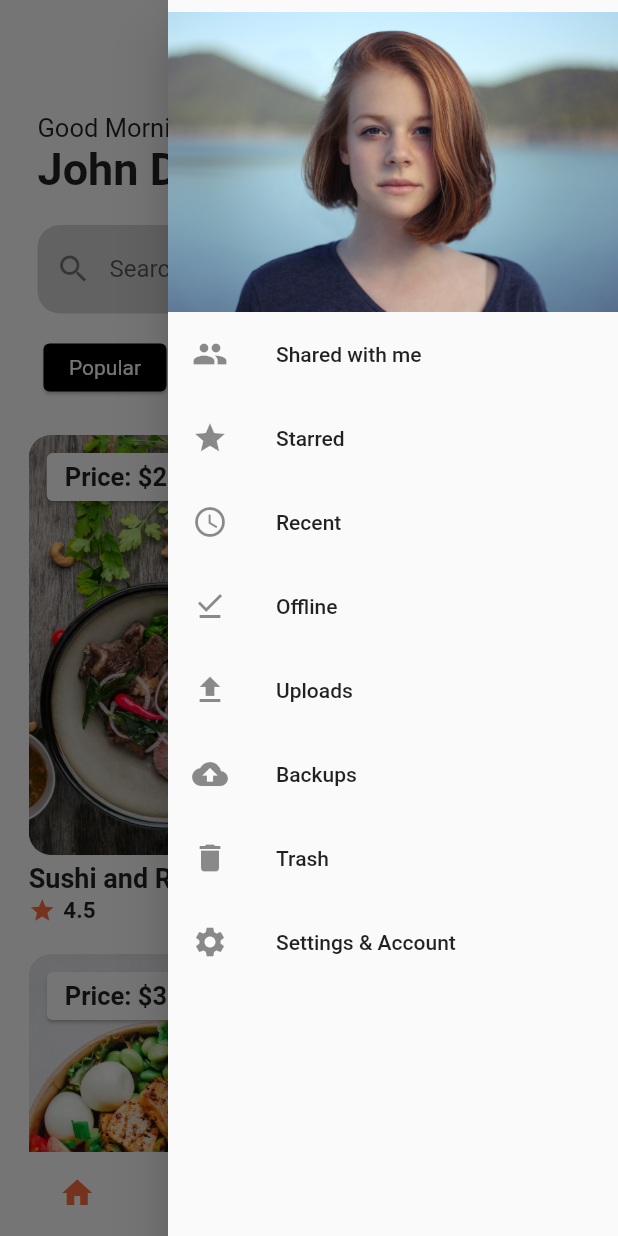
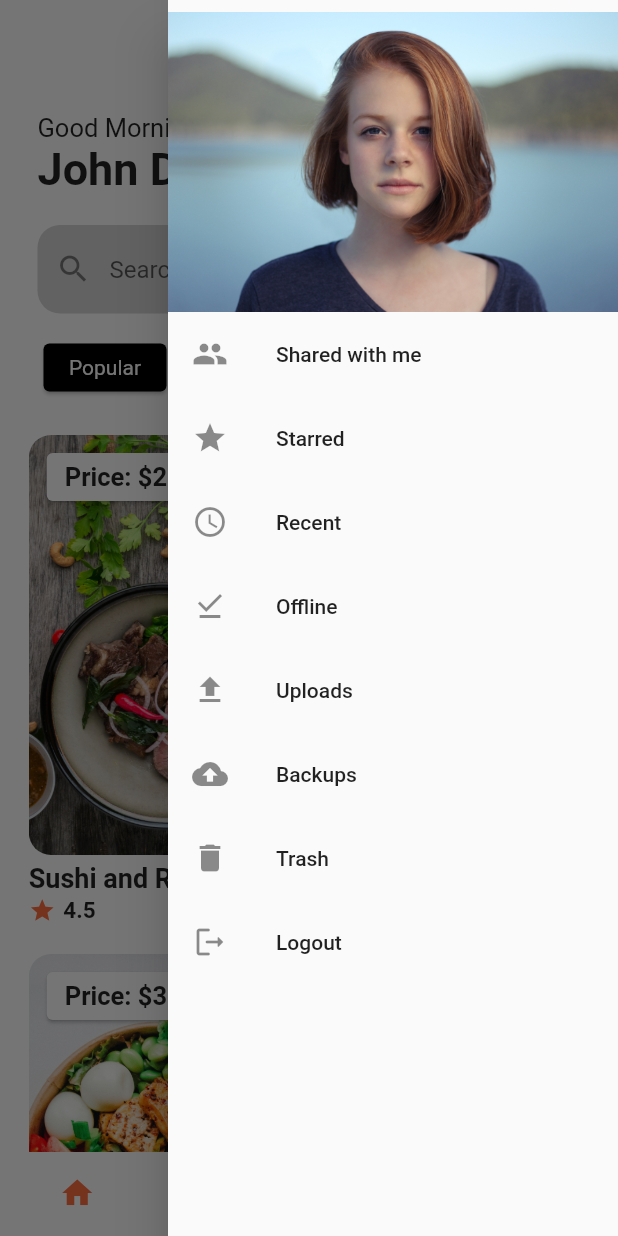
Before and after one commit to Daniel-16/30-days-of-flutter, a Flutter app: the HomePage screen opened directly, with the side drawer open, on a phone screen of 412 x 824 dp. Run offline on Flutter 3.47's test engine with Material 2 defaults, Android fonts, the phone set to English and light mode, and no system bars.

Commit message:
feat: logout and login authentication

```diff
--- a/lib/pages/drawer.dart
+++ b/lib/pages/drawer.dart
@@ -42,9 +42,12 @@ class DrawerWidget extends StatelessWidget {
               title: Text("Trash"),
               leading: Icon(Icons.delete),
             ),
-            const ListTile(
-              title: Text("Settings & Account"),
-              leading: Icon(Icons.settings),
+            ListTile(
+              onTap: () {
+                Navigator.pushNamed(context, '/login');
+              },
+              title: const Text("Logout"),
+              leading: const Icon(Icons.logout_rounded),
             ),
           ],
         ),
--- a/lib/pages/home_page.dart
+++ b/lib/pages/home_page.dart
@@ -58,27 +58,31 @@ class _HomePageState extends State<HomePage> {
                             _scaffoldKey.currentState!.openEndDrawer();
                           }),
                           child: const CircleAvatar(
-                              backgroundColor: Colors.grey,
-                              child: Icon(Icons.person, color: Colors.black54)),
+                            backgroundColor: Colors.grey,
+                            backgroundImage: AssetImage("assets/person.jpg"),
+                          ),
                         ),
                       ],
                     ),
                     const SizedBox(
                       height: 20,
                     ),
-                    const SizedBox(
+                    SizedBox(
                       height: 65,
                       child: TextField(
                         decoration: InputDecoration(
                             filled: true,
-                            fillColor: Color.fromARGB(255, 214, 214, 214),
-                            enabledBorder: OutlineInputBorder(
+                            fillColor: const Color.fromARGB(255, 214, 214, 214),
+                            focusedBorder: OutlineInputBorder(
+                                borderRadius: BorderRadius.circular(15),
+                                borderSide: BorderSide.none),
+                            enabledBorder: const OutlineInputBorder(
                                 borderRadius:
                                     BorderRadius.all(Radius.circular(15)),
                                 borderSide: BorderSide.none),
-                            labelText: "Search here...",
-                            prefixIcon: Icon(Icons.search),
-                            suffixIcon: Icon(Icons.sort_sharp)),
+                            hintText: "Search here...",
+                            prefixIcon: const Icon(Icons.search),
+                            suffixIcon: const Icon(Icons.sort_sharp)),
                       ),
                     ),
                     const SizedBox(
--- a/lib/pages/signup_screen.dart
+++ b/lib/pages/signup_screen.dart
@@ -100,7 +100,7 @@ class _SignupScreenState extends State<SignupScreen> {
                   padding:
                       const EdgeInsets.only(left: 20.0, right: 20.0, top: 15),
                   child: TextField(
-                    obscureText: obscureText ? false : true,
+                    obscureText: obscureText ? true : false,
                     decoration: InputDecoration(
                         filled: true,
                         focusedBorder: OutlineInputBorder(
@@ -115,8 +115,8 @@ class _SignupScreenState extends State<SignupScreen> {
                         suffixIcon: IconButton(
                             onPressed: setObscureText,
                             icon: obscureText
-                                ? Icon(Icons.visibility_outlined)
-                                : Icon(Icons.visibility_off_outlined)),
+                                ? const Icon(Icons.visibility_outlined)
+                                : const Icon(Icons.visibility_off_outlined)),
                         border: InputBorder.none),
                   ),
                 ),
```
Also changed, not shown: lib/pages/login_screen.dart (+29 -6 lines).
